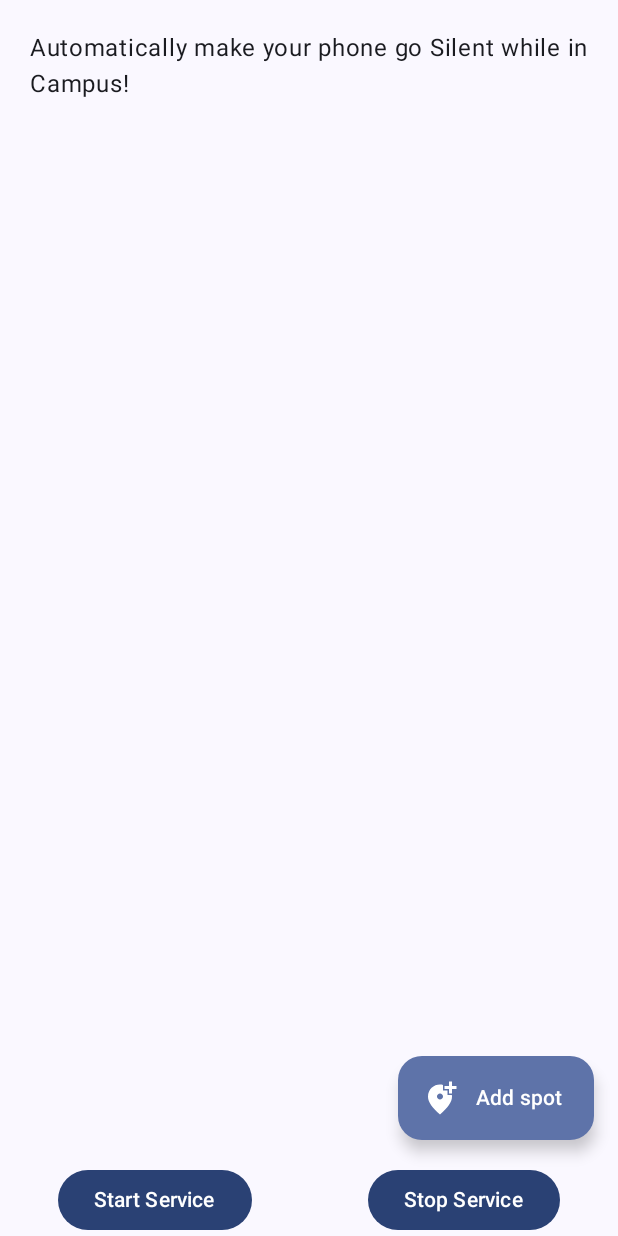
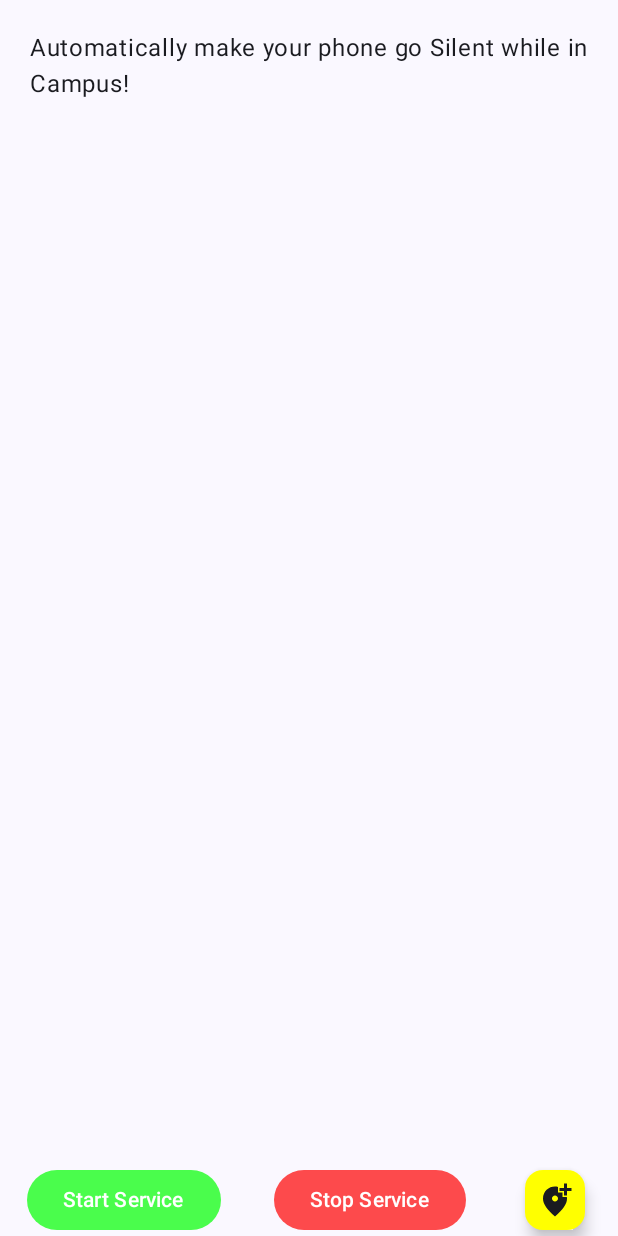
Before and after one commit to HarshPanchal18/Tradow, an Android app built with Jetpack Compose: the screen it shows after launch (MainActivity), after a tap on "Start Service", on a phone screen of 412 x 824 dp. Run offline under Robolectric (Android 15) with nearby library versions, the phone set to English and light mode, and no system bars; 1 statement that could not run was skipped.

Commit message:
Made service running in background even after clearing from recent list, Coloured start-stop service button colors, transformed Extended FAB to the SmallFAB and placed it on bottomBar, Added BackHandler, Gave DragHandler a color to identify, Updated Radiobutton colors, Displaying coordinates for active spot only

```diff
--- a/app/src/main/AndroidManifest.xml
+++ b/app/src/main/AndroidManifest.xml
@@ -3,6 +3,7 @@
     xmlns:tools="http://schemas.android.com/tools">
 
     <uses-permission android:name="android.permission.FOREGROUND_SERVICE" />
+    <uses-permission android:name="android.permission.FOREGROUND_SERVICE_LOCATION" />
     <uses-permission android:name="android.permission.ACCESS_FINE_LOCATION" />
     <uses-permission android:name="android.permission.ACCESS_COARSE_LOCATION" />
 
@@ -33,13 +34,14 @@
 
         <service
             android:name=".service.BackgroundService"
+            android:foregroundServiceType="location"
             android:enabled="true" />
 
-        <receiver
+        <!--<receiver
             android:name=".service.ServiceRestarterBroadcastReceiver"
             android:enabled="true"
             android:exported="true"
-            android:label="RestartServiceWhenStop" />
+            android:label="RestartServiceWhenStop" />-->
 
     </application>
 
--- a/app/src/main/java/com/example/geofencing/MainActivity.kt
+++ b/app/src/main/java/com/example/geofencing/MainActivity.kt
@@ -8,7 +8,9 @@ import android.content.SharedPreferences
 import android.content.pm.PackageManager
 import android.os.Bundle
 import androidx.activity.ComponentActivity
+import androidx.activity.compose.BackHandler
 import androidx.activity.compose.setContent
+import androidx.compose.foundation.clickable
 import androidx.compose.foundation.layout.Arrangement
 import androidx.compose.foundation.layout.Column
 import androidx.compose.foundation.layout.Row
@@ -25,15 +27,17 @@ import androidx.compose.material.icons.Icons
 import androidx.compose.material.icons.filled.AddLocationAlt
 import androidx.compose.material3.BottomSheetDefaults
 import androidx.compose.material3.Button
+import androidx.compose.material3.ButtonDefaults
 import androidx.compose.material3.Card
 import androidx.compose.material3.ExperimentalMaterial3Api
-import androidx.compose.material3.ExtendedFloatingActionButton
 import androidx.compose.material3.Icon
 import androidx.compose.material3.MaterialTheme
 import androidx.compose.material3.ModalBottomSheet
 import androidx.compose.material3.OutlinedTextField
 import androidx.compose.material3.RadioButton
+import androidx.compose.material3.RadioButtonDefaults
 import androidx.compose.material3.Scaffold
+import androidx.compose.material3.SmallFloatingActionButton
 import androidx.compose.material3.Text
 import androidx.compose.material3.rememberModalBottomSheetState
 import androidx.compose.runtime.Composable
@@ -51,6 +55,7 @@ import androidx.compose.ui.platform.LocalFocusManager
 import androidx.compose.ui.platform.LocalSoftwareKeyboardController
 import androidx.compose.ui.text.input.ImeAction
 import androidx.compose.ui.text.input.KeyboardType
+import androidx.compose.ui.tooling.preview.Preview
 import androidx.compose.ui.unit.dp
 import androidx.core.app.ActivityCompat
 import androidx.core.content.ContextCompat
@@ -73,32 +78,28 @@ class MainActivity : ComponentActivity() {
     override fun onCreate(savedInstanceState: Bundle?) {
         super.onCreate(savedInstanceState)
 
-        sharedPref = getSharedPreferences("", Context.MODE_PRIVATE)
+        sharedPref = getSharedPreferences(SharedPreferencesHelper.PREF_NAME, Context.MODE_PRIVATE)
 
         setContent {
             GeofencingTheme {
 
-                val isServiceActivated = false
                 val context = LocalContext.current
                 spots = SharedPreferencesHelper.loadArray(context)
                 var showBottomSheet by remember { mutableStateOf(false) }
                 if (showBottomSheet)
                     BottomSheet { showBottomSheet = false }
 
+                var pressedTime: Long = 0
+                BackHandler(enabled = true) {
+                    if (pressedTime + 1800 > System.currentTimeMillis())
+                        finish()
+                    else
+                        this.showShortToast("Press again to exit")
+                    pressedTime = System.currentTimeMillis()
+                }
+
                 Scaffold(
                     modifier = Modifier.fillMaxSize(),
-                    floatingActionButton = {
-                        ExtendedFloatingActionButton(
-                            text = { Text(text = "Add spot") },
-                            icon = {
-                                Icon(
-                                    imageVector = Icons.Default.AddLocationAlt,
-                                    contentDescription = null
-                                )
-                            },
-                            onClick = { showBottomSheet = true }
-                        )
-                    },
                     bottomBar = {
                         Row(
                             horizontalArrangement = Arrangement.SpaceAround,
@@ -113,11 +114,12 @@ class MainActivity : ComponentActivity() {
                                     ) {
                                         ActivityCompat.requestPermissions(
                                             /* activity = */ this@MainActivity as Activity,
-                                            /* permissions = */ arrayOf(Manifest.permission.ACCESS_FINE_LOCATION),
-                                            /* requestCode = */ 1
+                                            /* permissions = */
+                                            arrayOf(Manifest.permission.ACCESS_FINE_LOCATION),
+                                            /* requestCode = */
+                                            1
                                         )
                                     } else {
-                                        if (!isServiceActivated) {
                                         val backgroundServiceIntent =
                                             Intent(
                                                 this@MainActivity,
@@ -125,25 +127,39 @@ class MainActivity : ComponentActivity() {
                                             )
 
                                         // start the service
-                                            startForegroundService(context, backgroundServiceIntent)
+                                        startService(backgroundServiceIntent)
                                         this@MainActivity.showShortToast("Service Started Successfully!")
                                     }
-                                    }
                                 },
+                                colors = ButtonDefaults.buttonColors(
+                                    containerColor = Color.Green.copy(0.7F),
+                                )
                             ) { Text("Start Service") }
 
                             Button(
                                 onClick = {
                                     // call an intent to stop the service
                                     stopService(Intent(context, BackgroundService::class.java))
-                                    this@MainActivity.showShortToast("Service Stopped!")
+                                    // this@MainActivity.showShortToast("Service Stopped!")
                                 },
+                                colors = ButtonDefaults.buttonColors(
+                                    containerColor = Color.Red.copy(0.7F),
+                                )
                             ) { Text("Stop Service") }
+
+                            SmallFloatingActionButton(
+                                onClick = { showBottomSheet = true },
+                                containerColor = Color.Yellow
+                            ) {
+                                Icon(
+                                    imageVector = Icons.Default.AddLocationAlt,
+                                    contentDescription = null
+                                )
+                            }
                         }
                     }
                 ) {
-                    @Suppress("UNUSED_EXPRESSION") it
-                    HomeLayout()
+                    HomeLayout(modifier = Modifier.padding(it))
                 }
             }
         }
@@ -174,14 +190,15 @@ class MainActivity : ComponentActivity() {
     fun BottomSheet(onDismiss: () -> Unit) {
         val modalBottomSheetState = rememberModalBottomSheetState()
 
-        ModalBottomSheet(onDismissRequest = { onDismiss() },
+        ModalBottomSheet(
+            onDismissRequest = { onDismiss() },
             sheetState = modalBottomSheetState,
-            dragHandle = { BottomSheetDefaults.DragHandle() }
+            dragHandle = { BottomSheetDefaults.DragHandle(color = Color.Gray) }
         ) {
-            BottomSheetLayout { newSpot ->
+            BottomSheetLayout(onAdd = { newSpot ->
                 spots.plus(newSpot)
                 onDismiss()
-            }
+            })
         }
     }
 
@@ -276,11 +293,11 @@ class MainActivity : ComponentActivity() {
     }
 
     @Composable
-    fun HomeLayout() {
+    fun HomeLayout(modifier: Modifier) {
         var spots by remember { mutableStateOf(SharedPreferencesHelper.loadArray(this@MainActivity)) }
 
         Column(
-            modifier = Modifier
+            modifier = modifier
                 .fillMaxSize()
                 .padding(10.dp)
         ) {
@@ -296,8 +313,9 @@ class MainActivity : ComponentActivity() {
                     LazyColumn(modifier = Modifier.padding(10.dp)) {
                         items(spots) { spot ->
                             SpotItem(spot = spot) { selectedSpot ->
-                                spots = spots.map { it.copy(isSelected = it == selectedSpot) }.toTypedArray()
-                                SharedPreferencesHelper.updateArray(this@MainActivity,spots)
+                                spots = spots.map { it.copy(isSelected = it == selectedSpot) }
+                                    .toTypedArray()
+                                SharedPreferencesHelper.updateArray(this@MainActivity, spots)
                             }
                         }
                     }
@@ -316,28 +334,43 @@ class MainActivity : ComponentActivity() {
                 onClick = {
                     selection = !selection
                     spot.isSelected = !spot.isSelected
-                    this@MainActivity.showShortToast(spot.isSelected.toString())
                     onItemSelected(spot)
-                })
+                },
+                colors = RadioButtonDefaults.colors(
+                    selectedColor = Color(0xFF92F026),
+                    unselectedColor = Color(0xFF265FF0),
+                )
+            )
 
             Column(
                 modifier = Modifier
                     .padding(10.dp)
-                    .fillMaxWidth(),
+                    .fillMaxWidth()
+                    .clickable { onItemSelected(spot) },
             ) {
 
                 Text(
-                    text = spot.title,
+                    text = spot.title.trim(),
                     fontSize = MaterialTheme.typography.titleLarge.fontSize,
-                    color = Color.Black.copy(0.9F)
+                    color = Color.Black.copy(0.9F),
                 )
 
+                if (spot.isSelected)
                     Text(
-                    text = "${spot.latitude} : ${spot.longitude} | ${spot.isSelected}",
+                        text = "${spot.latitude} : ${spot.longitude}",
                         fontSize = MaterialTheme.typography.titleMedium.fontSize,
                         color = Color.DarkGray
                     )
             }
         }
     }
+
+    @Preview(showBackground = true)
+    @Composable
+    fun Preview() {
+        Column {
+            SpotItem(spot = Spot("Home", 52.268525, 41.8496, true), onItemSelected = {})
+            SpotItem(spot = Spot("Home", 52.268525, 41.8496, false), onItemSelected = {})
         }
+    }
+}
--- a/app/src/main/java/com/example/geofencing/util/SharedPreferencesHelper.kt
+++ b/app/src/main/java/com/example/geofencing/util/SharedPreferencesHelper.kt
@@ -6,7 +6,7 @@ import com.google.gson.Gson
 
 object SharedPreferencesHelper {
 
-    private const val PREF_NAME = "Geo"
+    const val PREF_NAME = "Geo"
     private const val SPOT_ARRAY_KEY = "arrayOfSpots"
     private val gson = Gson()
 
```
Also changed, not shown: 1 other file. Lines whose indentation alone changed are shown as unchanged.
